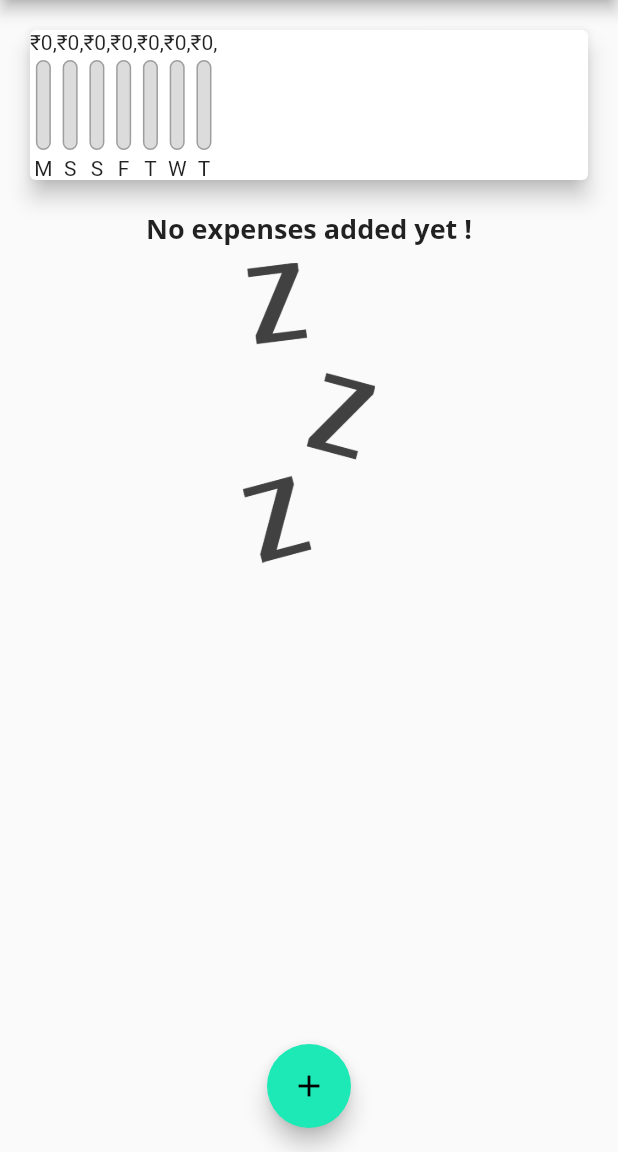
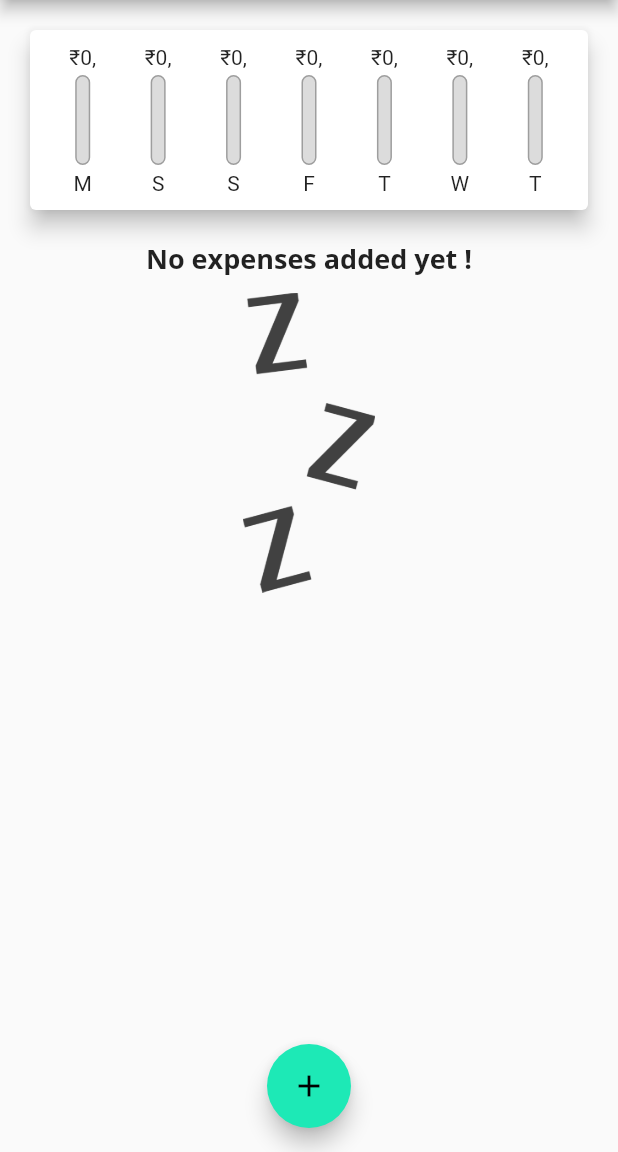
Before and after one commit to PrajilPradeep/Expensify, a Flutter app: the screen it shows after launch, on a phone screen of 412 x 824 dp, the part 84-1236 px from its top. Run offline on Flutter 3.47's test engine with Material 2 defaults, Android fonts, the phone set to English and light mode, and no system bars.

Commit message:
Finishing the Chart Bars

```diff
--- a/lib/widgets/chart.dart
+++ b/lib/widgets/chart.dart
@@ -42,11 +42,23 @@ class Chart extends StatelessWidget {
     return Card(
       elevation: 6,
       margin: EdgeInsets.all(20),
-      child: Row(
-        children: groupedTransactionValue.map((data) {
-          return ChartBar((data['day'] as String), (data['amount'] as double),
-              totalSpending==0.0?0.0:(data['amount'] as double) / totalSpending);
-        }).toList(),
+      child: Padding(
+        padding: EdgeInsets.all(10),
+        child: Row(
+          mainAxisAlignment: MainAxisAlignment.spaceAround,
+          children: groupedTransactionValue.map((data) {
+            return Flexible(
+              //to inscribe each individual bar into available space
+              fit: FlexFit.tight,
+              child: ChartBar(
+                  (data['day'] as String),
+                  (data['amount'] as double),
+                  totalSpending == 0.0
+                      ? 0.0
+                      : (data['amount'] as double) / totalSpending),
+            );
+          }).toList(),
+        ),
       ),
     );
   }
--- a/lib/widgets/chart_bar.dart
+++ b/lib/widgets/chart_bar.dart
@@ -14,7 +14,10 @@ class ChartBar extends StatelessWidget {
   @override
   Widget build(BuildContext context) {
     return Column(children: <Widget>[
-      Text('\u{20B9}${spendingAmount.toStringAsFixed(0)},'),
+      FittedBox(
+        //to avoid text wrap and shink the text if out of space.
+        child: Text('\u{20B9}${spendingAmount.toStringAsFixed(0)},'),
+      ),
       SizedBox(height: 4),
       Container(
         height: 60,
```
